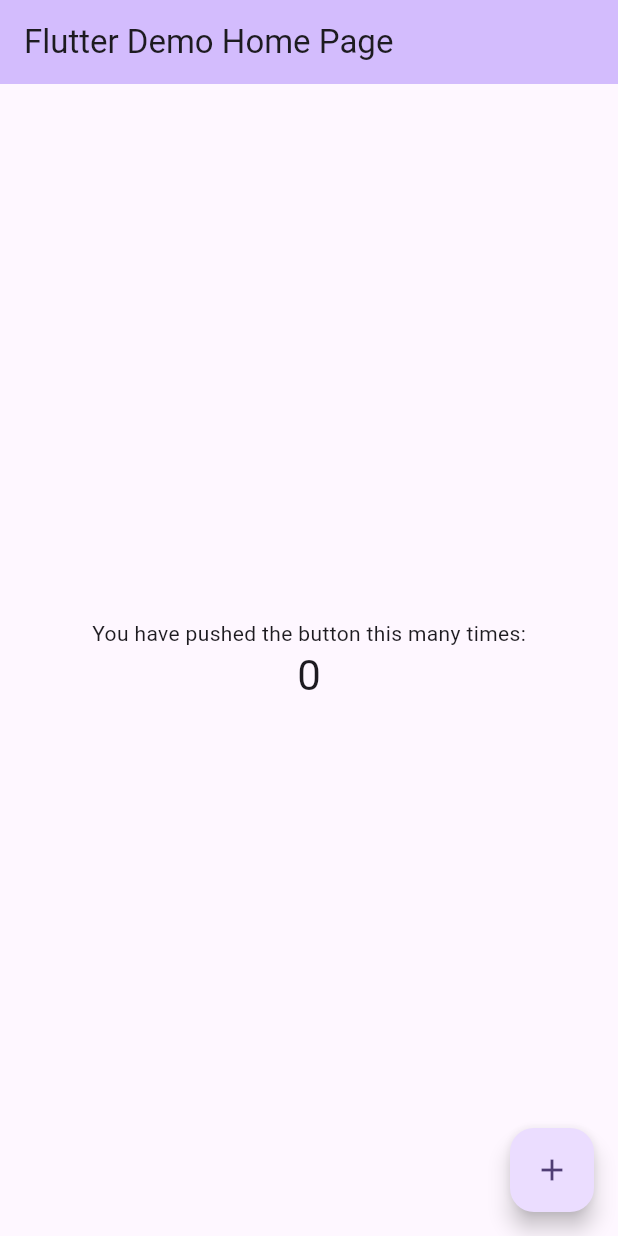
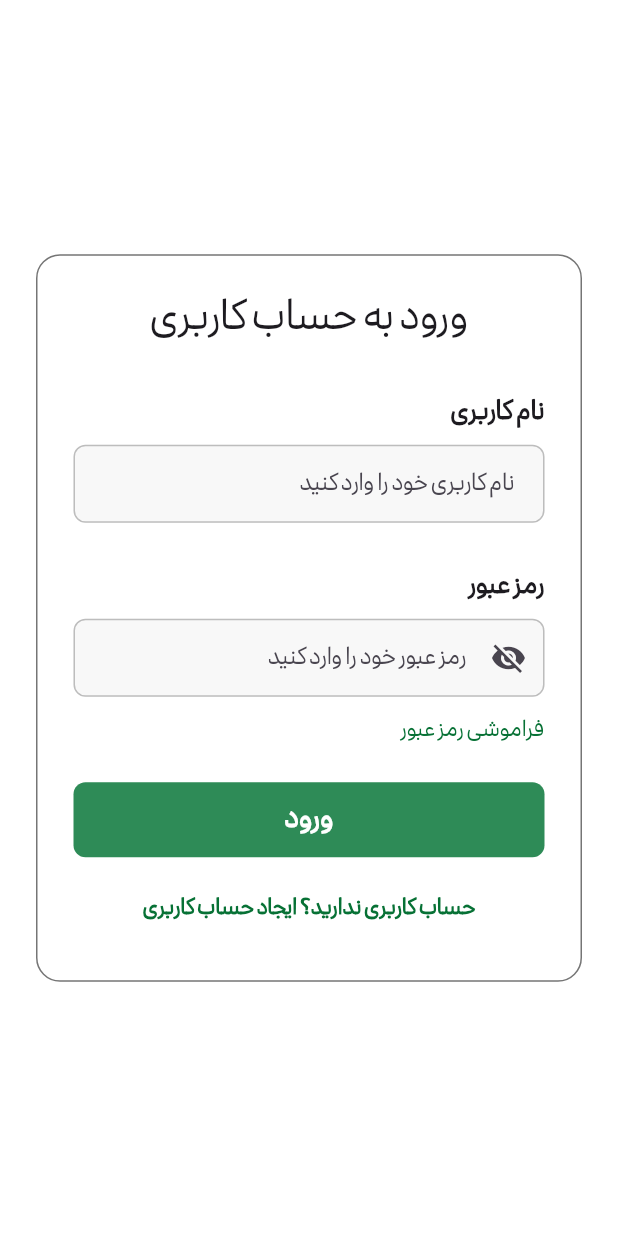
Before and after one commit to komousavi/freelance-marketplace, a Flutter app: the screen it shows after launch, on a phone screen of 412 x 824 dp. Run offline on Flutter 3.47's test engine with Material 3 defaults, Android fonts, the phone set to English and light mode, and no system bars.

Commit message:
feat: implement login, signup and password recovery screens with navigation and custom font

```diff
--- a/frontend/freelance_marketplace/lib/main.dart
+++ b/frontend/freelance_marketplace/lib/main.dart
@@ -1,4 +1,5 @@
 import 'package:flutter/material.dart';
+import 'screens/login_screen.dart';
 
 void main() {
   runApp(const MyApp());
@@ -11,112 +12,9 @@ class MyApp extends StatelessWidget {
   @override
   Widget build(BuildContext context) {
     return MaterialApp(
-      title: 'Flutter Demo',
-      theme: ThemeData(
-        // This is the theme of your application.
-        //
-        // TRY THIS: Try running your application with "flutter run". You'll see
-        // the application has a purple toolbar. Then, without quitting the app,
-        // try changing the seedColor in the colorScheme below to Colors.green
-        // and then invoke "hot reload" (save your changes or press the "hot
-        // reload" button in a Flutter-supported IDE, or press "r" if you used
-        // the command line to start the app).
-        //
-        // Notice that the counter didn't reset back to zero; the application
-        // state is not lost during the reload. To reset the state, use hot
-        // restart instead.
-        //
-        // This works for code too, not just values: Most code changes can be
-        // tested with just a hot reload.
-        colorScheme: ColorScheme.fromSeed(seedColor: Colors.deepPurple),
-      ),
-      home: const MyHomePage(title: 'Flutter Demo Home Page'),
+      title: 'Freelance Marketplace',
+      theme: ThemeData(fontFamily: 'DigiHamishe'),
+      home:  const LoginScreen(),
     );
   }
 }
-
-class MyHomePage extends StatefulWidget {
-  const MyHomePage({super.key, required this.title});
-
-  // This widget is the home page of your application. It is stateful, meaning
-  // that it has a State object (defined below) that contains fields that affect
-  // how it looks.
-
-  // This class is the configuration for the state. It holds the values (in this
-  // case the title) provided by the parent (in this case the App widget) and
-  // used by the build method of the State. Fields in a Widget subclass are
-  // always marked "final".
-
-  final String title;
-
-  @override
-  State<MyHomePage> createState() => _MyHomePageState();
-}
-
-class _MyHomePageState extends State<MyHomePage> {
-  int _counter = 0;
-
-  void _incrementCounter() {
-    setState(() {
-      // This call to setState tells the Flutter framework that something has
-      // changed in this State, which causes it to rerun the build method below
-      // so that the display can reflect the updated values. If we changed
-      // _counter without calling setState(), then the build method would not be
-      // called again, and so nothing would appear to happen.
-      _counter++;
-    });
-  }
-
-  @override
-  Widget build(BuildContext context) {
-    // This method is rerun every time setState is called, for instance as done
-    // by the _incrementCounter method above.
-    //
-    // The Flutter framework has been optimized to make rerunning build methods
-    // fast, so that you can just rebuild anything that needs updating rather
-    // than having to individually change instances of widgets.
-    return Scaffold(
-      appBar: AppBar(
-        // TRY THIS: Try changing the color here to a specific color (to
-        // Colors.amber, perhaps?) and trigger a hot reload to see the AppBar
-        // change color while the other colors stay the same.
-        backgroundColor: Theme.of(context).colorScheme.inversePrimary,
-        // Here we take the value from the MyHomePage object that was created by
-        // the App.build method, and use it to set our appbar title.
-        title: Text(widget.title),
-      ),
-      body: Center(
-        // Center is a layout widget. It takes a single child and positions it
-        // in the middle of the parent.
-        child: Column(
-          // Column is also a layout widget. It takes a list of children and
-          // arranges them vertically. By default, it sizes itself to fit its
-          // children horizontally, and tries to be as tall as its parent.
-          //
-          // Column has various properties to control how it sizes itself and
-          // how it positions its children. Here we use mainAxisAlignment to
-          // center the children vertically; the main axis here is the vertical
-          // axis because Columns are vertical (the cross axis would be
-          // horizontal).
-          //
-          // TRY THIS: Invoke "debug painting" (choose the "Toggle Debug Paint"
-          // action in the IDE, or press "p" in the console), to see the
-          // wireframe for each widget.
-          mainAxisAlignment: MainAxisAlignment.center,
-          children: <Widget>[
-            const Text('You have pushed the button this many times:'),
-            Text(
-              '$_counter',
-              style: Theme.of(context).textTheme.headlineMedium,
-            ),
-          ],
-        ),
-      ),
-      floatingActionButton: FloatingActionButton(
-        onPressed: _incrementCounter,
-        tooltip: 'Increment',
-        child: const Icon(Icons.add),
-      ), // This trailing comma makes auto-formatting nicer for build methods.
-    );
-  }
-}
--- /dev/null
+++ b/frontend/freelance_marketplace/lib/screens/login_screen.dart
@@ -0,0 +1,201 @@
+import 'package:flutter/material.dart';
+import 'signup_screen.dart';
+import 'forgot_password_screen.dart';
+
+class LoginScreen extends StatefulWidget {
+  const LoginScreen({super.key});
+
+  @override
+  State<StatefulWidget> createState() => _LoginScreenState();
+}
+
+class _LoginScreenState extends State<LoginScreen> {
+  bool _isPasswordVisible = false;
+
+  @override
+  Widget build(BuildContext context) {
+    return Scaffold(
+      backgroundColor: Colors.white,
+      body: SafeArea(
+        child: Center(
+          child: SingleChildScrollView(
+            child: Padding(
+              padding: const EdgeInsets.all(24),
+              child: ConstrainedBox(
+                constraints: const BoxConstraints(maxWidth: 420),
+                child: Container(
+                  width: double.infinity,
+                  padding: const EdgeInsets.all(24),
+                  decoration: BoxDecoration(
+                    color: Colors.white,
+                    border: Border.all(color: Colors.grey.shade600),
+                    borderRadius: BorderRadius.circular(16),
+                  ),
+                  child: Column(
+                    mainAxisSize: MainAxisSize.min,
+                    children: [
+                      Text(
+                        'ورود به حساب کاربری',
+                        textAlign: TextAlign.center,
+                        style: Theme.of(context).textTheme.headlineMedium,
+                      ),
+                      const SizedBox(height: 32),
+                      const Align(
+                        alignment: Alignment.centerRight,
+                        child: Text(
+                          'نام کاربری',
+                          style: TextStyle(
+                            fontSize: 18,
+                            fontWeight: FontWeight.bold,
+                          ),
+                        ),
+                      ),
+                      const SizedBox(height: 8),
+                      TextField(
+                        textDirection: TextDirection.rtl,
+                        textAlign: TextAlign.right,
+                        decoration: InputDecoration(
+                          hintText: 'نام کاربری خود را وارد کنید',
+                          hintTextDirection: TextDirection.rtl,
+                          filled: true,
+                          fillColor: Color(0xfff8f8f8),
+                          border: OutlineInputBorder(
+                            borderRadius: BorderRadius.circular(8),
+                          ),
+                          enabledBorder: OutlineInputBorder(
+                            borderRadius: BorderRadius.circular(8),
+                            borderSide: BorderSide(color: Colors.grey.shade400),
+                          ),
+                          contentPadding: const EdgeInsets.symmetric(
+                            horizontal: 16,
+                            vertical: 14,
+                          ),
+                        ),
+                      ),
+                      const SizedBox(height: 30),
+                      const Align(
+                        alignment: Alignment.centerRight,
+                        child: Text(
+                          'رمز عبور',
+                          style: TextStyle(
+                            fontSize: 18,
+                            fontWeight: FontWeight.bold,
+                          ),
+                        ),
+                      ),
+                      const SizedBox(height: 8),
+                      TextField(
+                        obscureText: !_isPasswordVisible,
+                        textDirection: TextDirection.rtl,
+                        textAlign: TextAlign.right,
+                        decoration: InputDecoration(
+                          hintText: 'رمز عبور خود را وارد کنید',
+                          hintTextDirection: TextDirection.rtl,
+                          filled: true,
+                          fillColor: const Color(0xfff8f8f8),
+                          border: OutlineInputBorder(
+                            borderRadius: BorderRadius.circular(8),
+                          ),
+                          enabledBorder: OutlineInputBorder(
+                            borderRadius: BorderRadius.circular(8),
+                            borderSide: BorderSide(color: Colors.grey.shade400),
+                          ),
+                          contentPadding: const EdgeInsets.symmetric(
+                            horizontal: 16,
+                            vertical: 14,
+                          ),
+                          suffixIcon: IconButton(
+                            icon: Icon(
+                              _isPasswordVisible
+                                  ? Icons.visibility
+                                  : Icons.visibility_off,
+                            ),
+                            onPressed: () {
+                              setState(() {
+                                _isPasswordVisible = !_isPasswordVisible;
+                              });
+                            },
+                          ),
+                        ),
+                      ),
+                      const SizedBox(height: 12),
+                      Align(
+                        alignment: Alignment.centerRight,
+                        child: TextButton(
+                          onPressed: () {
+                            Navigator.push(
+                              context,
+                              MaterialPageRoute(
+                                builder: (context) => ForgotPasswordScreen(),
+                              ),
+                            );
+                          },
+                          style: TextButton.styleFrom(
+                            padding: EdgeInsets.zero,
+                            minimumSize: Size.zero,
+                            tapTargetSize: MaterialTapTargetSize.shrinkWrap,
+                          ),
+                          child: const Text(
+                            'فراموشی رمز عبور',
+                            style: TextStyle(
+                              fontSize: 15,
+                              color: Color(0xFF077135),
+                            ),
+                          ),
+                        ),
+                      ),
+                      const SizedBox(height: 24),
+                      SizedBox(
+                        width: double.infinity,
+                        height: 50,
+                        child: ElevatedButton(
+                          onPressed: () {
+                            // Login action
+                          },
+                          style: ElevatedButton.styleFrom(
+                            backgroundColor: const Color(0xFF2E8B57),
+                            foregroundColor: Colors.white,
+                            elevation: 0,
+                            shape: RoundedRectangleBorder(
+                              borderRadius: BorderRadius.circular(8),
+                            ),
+                          ),
+                          child: const Text(
+                            'ورود',
+                            style: TextStyle(
+                              fontSize: 20,
+                              fontWeight: FontWeight.bold,
+                            ),
+                          ),
+                        ),
+                      ),
+                      const SizedBox(height: 10),
+                      TextButton(
+                        onPressed: () {
+                          Navigator.push(
+                            context,
+                            MaterialPageRoute(
+                              builder: (context) =>SignupScreen(),
+                            ),
+                          );
+                        },
+                        child: const Text(
+                          'حساب کاربری ندارید؟ ایجاد حساب کاربری',
+                          style: TextStyle(
+                            fontSize: 15,
+                            color: Color(0xFF077135),
+                            fontWeight: FontWeight.bold,
+                          ),
+                        ),
+                      ),
+                    ],
+                  ),
+                ),
+              ),
+            ),
+          ),
+        ),
+      ),
+    );
+  }
+}
```
Also changed, not shown: frontend/freelance_marketplace/lib/screens/forgot_password_screen.dart (added, +137 -0 lines), frontend/freelance_marketplace/lib/screens/signup_screen.dart (added, +222 -0 lines), frontend/freelance_marketplace/pubspec.yaml (+5 -32 lines), frontend/freelance_marketplace/assets/fonts/Digi Hamishe Regular.ttf (added), frontend/freelance_marketplace/lib/theme/app_theme.dart (added).
